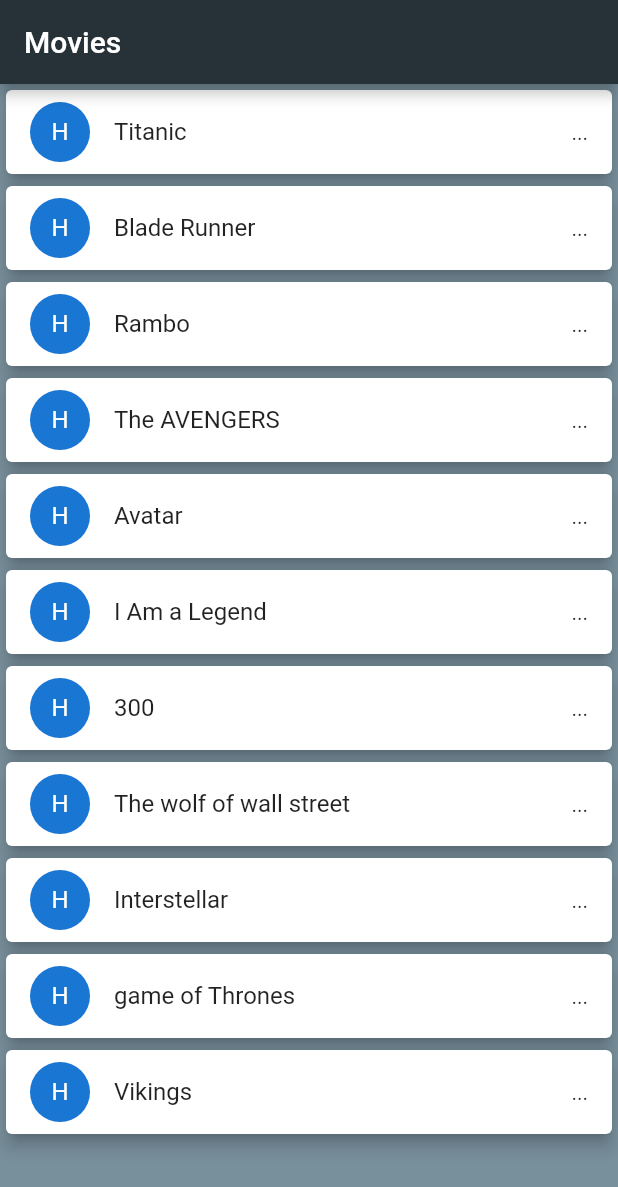
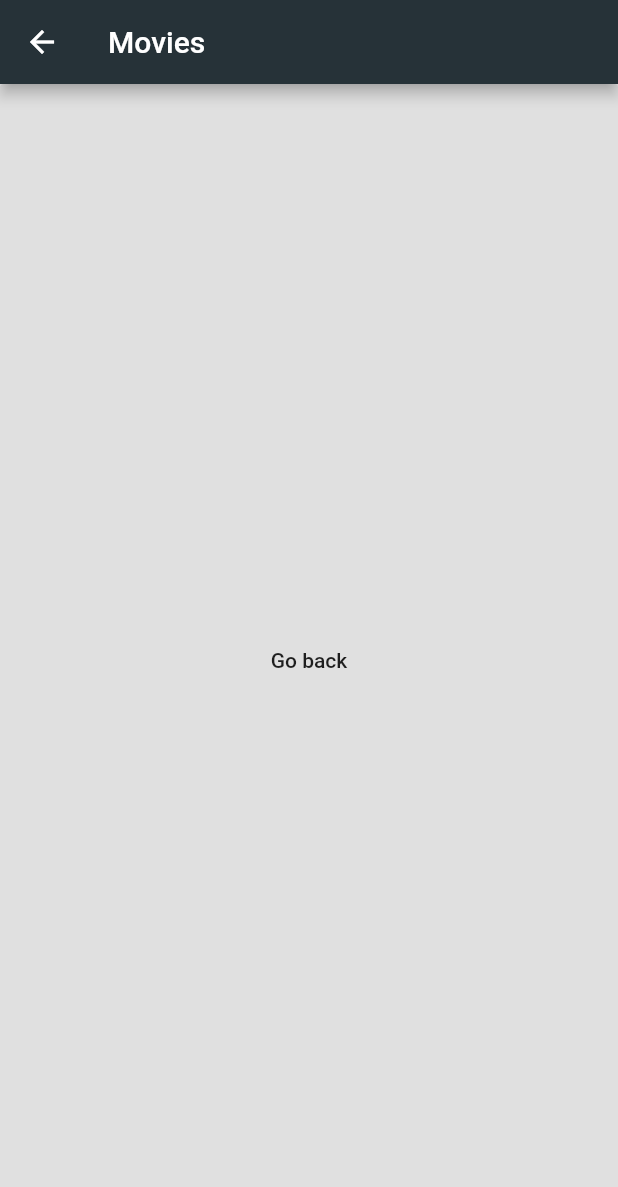
Before and after one commit to ashiquemhd63/Movie_app, a Flutter app: the screen it shows after launch, after a tap on an icon or button, on a phone screen of 412 x 824 dp. Shown: the top 1187 px of the screen. Run offline on Flutter 3.47's test engine with Material 2 defaults, Android fonts, the phone set to English and light mode, and no system bars.

```diff
--- a/lib/widgets/home.dart
+++ b/lib/widgets/home.dart
@@ -1,4 +1,6 @@
 import 'package:flutter/material.dart';
+import 'package:movie_app/widgets/movieListViewDetails.dart';
+
 
 class MovieListView extends StatelessWidget {
   final List movies=[
@@ -44,7 +46,10 @@ class MovieListView extends StatelessWidget {
               ),
             ),
             trailing: Text("...") ,
-            onTap: ()=>debugPrint("Movie name: ${movies.elementAt(index)}"),
+            onTap: (){
+              Navigator.push(context, MaterialPageRoute(builder: (context)=>MovieListViewDetails()));
+            },
+            //onTap: ()=>debugPrint("Movie name: ${movies.elementAt(index)}"),
 
 
 
--- /dev/null
+++ b/lib/widgets/movieListViewDetails.dart
@@ -0,0 +1,22 @@
+import 'package:flutter/material.dart';
+//New route (screen or page)
+
+class MovieListViewDetails extends StatelessWidget {
+  @override
+  Widget build(BuildContext context) {
+    return Scaffold(
+      appBar: AppBar(
+        title: Text("Movies"),
+        backgroundColor: Colors.blueGrey.shade900,
+
+      ),
+      body: Container(
+        child:RaisedButton(onPressed: (){
+
+        },
+        child: Center(child: Text("Go back")),
+        ),
+      ),
+    );
+  }
+}
```
